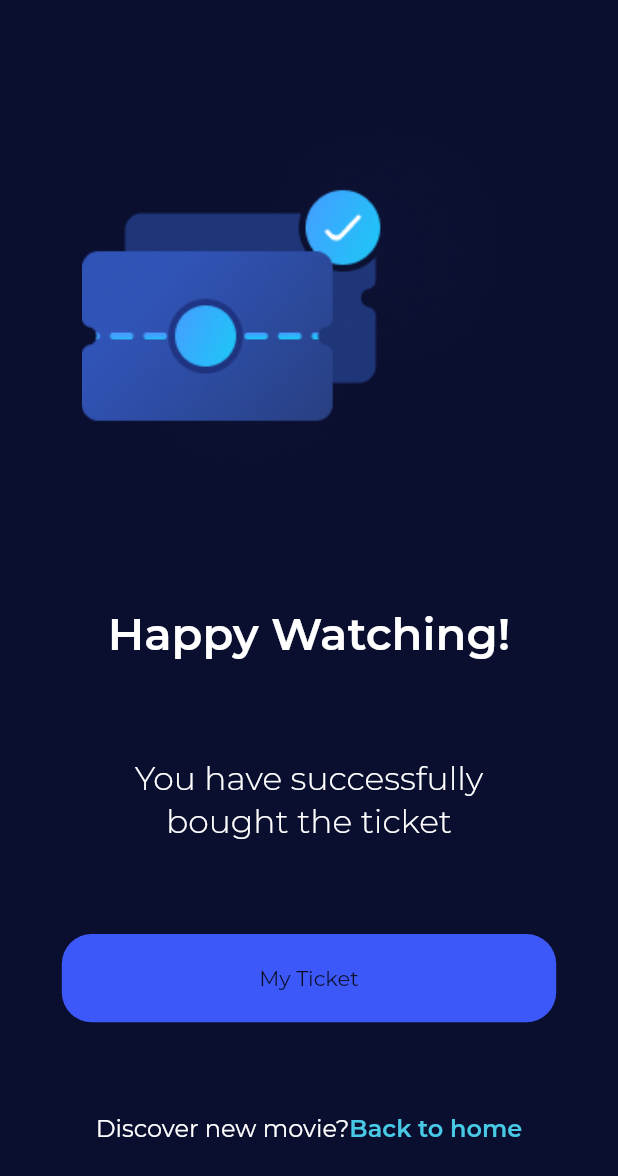
After one commit to 200lab/movea-app, a Flutter app: the WalletCheckoutPage screen opened directly, on a phone screen of 412 x 824 dp. The commit adds this screen. Shown: the top 1176 px of the screen. Run offline on Flutter 3.47's test engine with Material 2 defaults, Android fonts, the phone set to English and light mode, and no system bars; our stand-ins replace font_awesome_flutter.

Commit message:
update widgets

```diff
--- a/lib/main.dart
+++ b/lib/main.dart
@@ -1,6 +1,9 @@
 import 'package:flutter/material.dart';
 import 'package:flutter/services.dart';
-import 'package:movea_app/pages/new-user/on_boarding.dart';
+import 'package:movea_app/pages/my-ticket/checkout_movie_page.dart';
+import 'package:movea_app/pages/my-ticket/select_cinema_page.dart';
+import 'package:movea_app/pages/my-ticket/success_checkout_page.dart';
+import 'package:movea_app/pages/new-user/sign_up.dart';
 import 'package:movea_app/values/app_color.dart';
 
 void main() {
@@ -22,7 +25,7 @@ class MyApp extends StatelessWidget {
           fontFamily: 'montserrat',
           primarySwatch: Colors.blue,
           appBarTheme: AppBarTheme(backgroundColor: AppColor.darkerBackground)),
-      home: OnBoardingPage(),
+      home: SelectCinemaPage(),
     );
   }
 }
--- /dev/null
+++ b/lib/pages/my-ticket/success_checkout_page.dart
@@ -0,0 +1,58 @@
+import 'package:flutter/material.dart';
+import 'package:movea_app/pages/my-ticket/home_page.dart';
+import 'package:movea_app/values/app_color.dart';
+import 'package:movea_app/values/text_style.dart';
+import 'package:movea_app/widgets/bottom_sentence.dart';
+import 'package:movea_app/widgets/custom_button.dart';
+
+class WalletCheckoutPage extends StatelessWidget {
+  const WalletCheckoutPage({Key? key}) : super(key: key);
+
+  @override
+  Widget build(BuildContext context) {
+    return Scaffold(
+      backgroundColor: AppColor.darkerBackground,
+      body: SafeArea(
+        child: Column(
+          mainAxisAlignment: MainAxisAlignment.spaceEvenly,
+          children: [
+            Container(
+              height: MediaQuery.of(context).size.height / 3,
+              width: MediaQuery.of(context).size.width,
+              decoration: BoxDecoration(
+                  image: DecorationImage(
+                      scale: 0.8,
+                      image: AssetImage(
+                          'assets/illustrations/illustration2.png'))),
+            ),
+            Text(
+              'Happy Watching!',
+              style: TxtStyle.tittleStyle,
+            ),
+            Text(
+              'You have successfully\nbought the ticket',
+              style: TxtStyle.thinStyle,
+              textAlign: TextAlign.center,
+            ),
+            CustomButton(
+              height: MediaQuery.of(context).size.height / 14,
+              width: MediaQuery.of(context).size.width * 4 / 5,
+              radius: 20.0,
+              clr: AppColor.blueMain,
+              fnc: () {},
+              child: Text('My Ticket'),
+            ),
+            BottomSentence(
+              content1: 'Discover new movie?',
+              content2: 'Back to home',
+              fnc: () {
+                Navigator.push(
+                    context, MaterialPageRoute(builder: (_) => HomePage()));
+              },
+            )
+          ],
+        ),
+      ),
+    );
+  }
+}
--- a/lib/pages/new-user/sign_up.dart
+++ b/lib/pages/new-user/sign_up.dart
@@ -31,6 +31,8 @@ class SignUpPage extends StatelessWidget {
                   image: AssetImage('assets/illustrations/photo_profile.png'),
                 ),
               ),
+              child: GestureDetector(
+                onTap: () {},
                 child: Container(
                     alignment: Alignment.bottomCenter,
                     child: Container(
@@ -43,6 +45,7 @@ class SignUpPage extends StatelessWidget {
                         color: AppColor.white,
                       ),
                     )),
+              ),
             ),
             Expanded(
                 child: TxtBox(
--- /dev/null
+++ b/lib/widgets/bottom_sentence.dart
@@ -0,0 +1,35 @@
+import 'package:flutter/material.dart';
+import 'package:movea_app/values/app_color.dart';
+import 'package:movea_app/values/text_style.dart';
+
+class BottomSentence extends StatelessWidget {
+  final content1;
+  final content2;
+  final fnc;
+
+  const BottomSentence({Key? key, this.content1, this.content2, this.fnc})
+      : super(key: key);
+
+  @override
+  Widget build(BuildContext context) {
+    return Row(
+      mainAxisAlignment: MainAxisAlignment.center,
+      children: [
+        Text(
+          content1,
+          style: TxtStyle.fieldTextStyle,
+        ),
+        InkWell(
+          onTap: fnc,
+          child: Text(
+            content2,
+            style: TextStyle(
+                fontSize: 16,
+                color: AppColor.lightBlue,
+                fontWeight: FontWeight.w600),
+          ),
+        )
+      ],
+    );
+  }
+}
```
Also changed, not shown: lib/pages/my-ticket/checkout_movie_page.dart (added, +23 -0 lines), lib/pages/my-ticket/home_page.dart (added, +83 -0 lines), lib/pages/my-ticket/select_cinema_page.dart (added, +46 -0 lines), lib/pages/new-user/confirm_new.dart (+5 -10 lines), lib/pages/new-user/sign_in.dart (+8 -22 lines), lib/values/home_page.dart (deleted, +0 -17 lines), lib/widgets/circle_avatar.dart (added, +23 -0 lines), assets/illustrations/illustration1.png (renamed from assets/illustrations/illustration 1.png), assets/illustrations/illustration2.png (renamed from assets/illustrations/illustration 2.png), assets/illustrations/rate.png (renamed from assets/illustrations/Rate Flutix App.png), assets/illustrations/stars.png (renamed from assets/illustrations/Rating.png), assets/illustrations/wallet.png (renamed from assets/illustrations/My_Wallet.png), lib/pages/my-ticket/movie_info_page.dart (added), lib/pages/my-ticket/select_seat_page.dart (added). Lines whose indentation alone changed are shown as unchanged.
